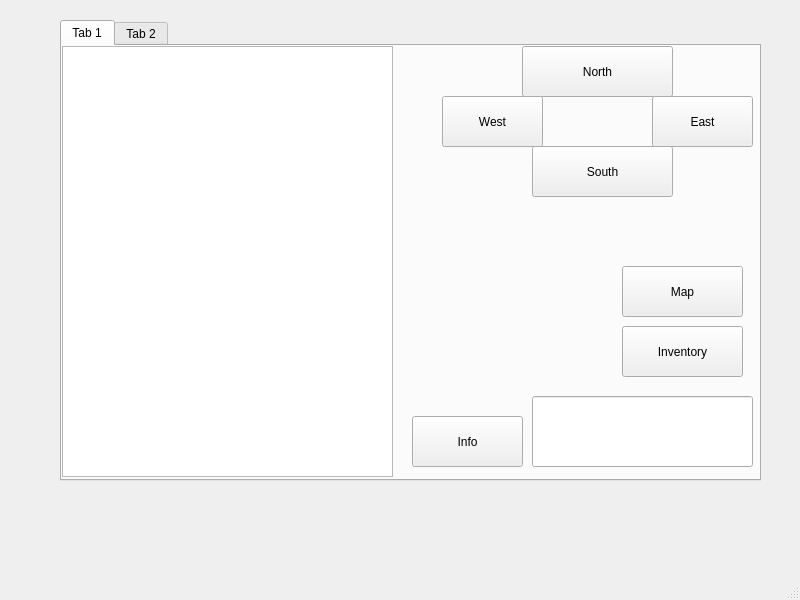
Before: the Qt Designer form mainwindow.ui in Darragh-Grealish/Zork_Practice, drawn with Qt 5.
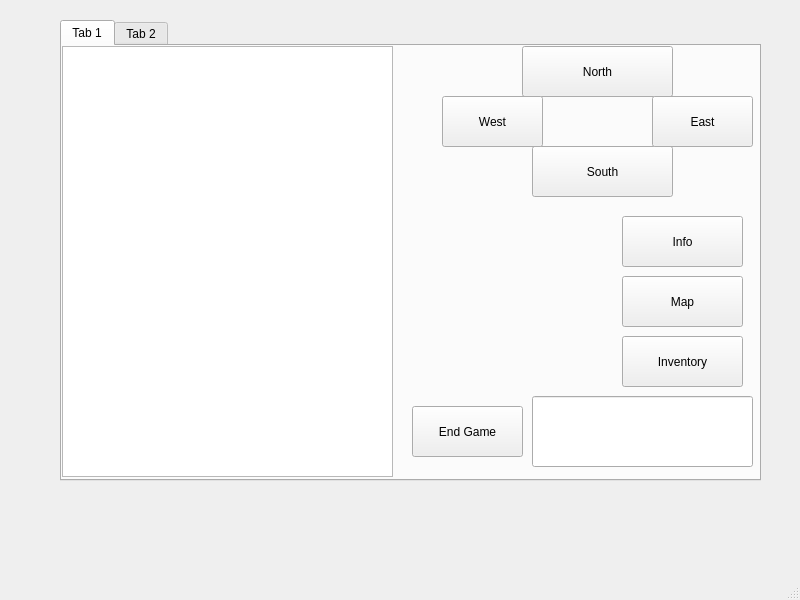
After: the same form once the commit is applied.

Commit message: Quit Button

Patch:
```diff
--- a/mainwindow.ui
+++ b/mainwindow.ui
@@ -106,7 +106,7 @@
       <property name="geometry">
        <rect>
         <x>560</x>
-        <y>220</y>
+        <y>230</y>
         <width>121</width>
         <height>51</height>
        </rect>
@@ -118,9 +118,9 @@
      <widget class="QPushButton" name="info">
       <property name="geometry">
        <rect>
-        <x>350</x>
-        <y>370</y>
-        <width>111</width>
+        <x>560</x>
+        <y>170</y>
+        <width>121</width>
         <height>51</height>
        </rect>
       </property>
@@ -132,7 +132,7 @@
       <property name="geometry">
        <rect>
         <x>560</x>
-        <y>280</y>
+        <y>290</y>
         <width>121</width>
         <height>51</height>
        </rect>
@@ -141,6 +141,19 @@
        <string>Inventory</string>
       </property>
      </widget>
+     <widget class="QPushButton" name="quit">
+      <property name="geometry">
+       <rect>
+        <x>350</x>
+        <y>360</y>
+        <width>111</width>
+        <height>51</height>
+       </rect>
+      </property>
+      <property name="text">
+       <string>End Game</string>
+      </property>
+     </widget>
     </widget>
     <widget class="QWidget" name="tab_2">
      <attribute name="title">
```
The commit also changes 1 other file.
